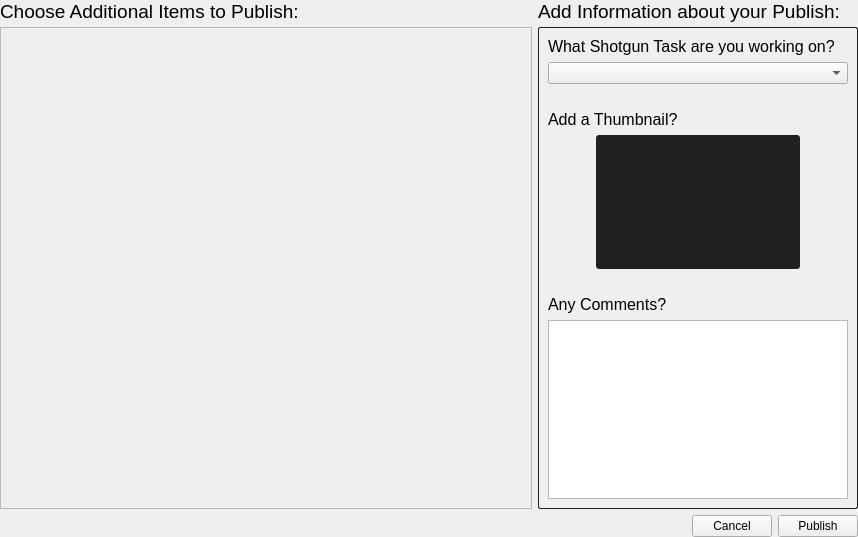
Old version of the form resources/publish_details_form.ui in the repository shotgunsoftware/tk-multi-publish.
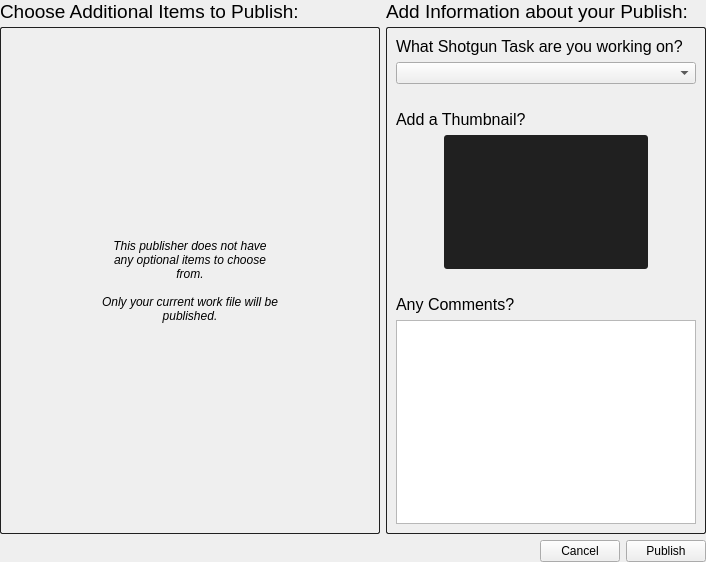
New version of the form. The open tabs and pages were chosen to show the change. Custom widgets are drawn as their Qt base class.

Diff of the .ui file:
```diff
--- a/resources/publish_details_form.ui
+++ b/resources/publish_details_form.ui
@@ -6,8 +6,8 @@
    <rect>
     <x>0</x>
     <y>0</y>
-    <width>858</width>
-    <height>537</height>
+    <width>706</width>
+    <height>562</height>
    </rect>
   </property>
   <property name="windowTitle">
@@ -20,7 +20,7 @@
    <item>
     <layout class="QHBoxLayout" name="horizontalLayout" stretch="1,0">
      <item>
-      <layout class="QVBoxLayout" name="verticalLayout_7" stretch="0,1">
+      <layout class="QVBoxLayout" name="verticalLayout_7" stretch="0,0">
        <property name="spacing">
         <number>4</number>
        </property>
@@ -37,27 +37,158 @@
         </widget>
        </item>
        <item>
-        <widget class="QScrollArea" name="task_scroll">
+        <widget class="QStackedWidget" name="publishes_stacked_widget">
          <property name="styleSheet">
-          <string notr="true">#items_scroll {
+          <string notr="true"/>
+         </property>
+         <property name="currentIndex">
+          <number>1</number>
+         </property>
+         <widget class="QWidget" name="publishes_page">
+          <layout class="QHBoxLayout" name="horizontalLayout_7">
+           <property name="spacing">
+            <number>0</number>
+           </property>
+           <property name="margin">
+            <number>0</number>
+           </property>
+           <item>
+            <widget class="QScrollArea" name="task_scroll">
+             <property name="styleSheet">
+              <string notr="true">#task_scroll {
 border-style: solid;
 border-width: 1px;
 border-radius: 2px;
 border-color: rgb(32,32,32);
 }</string>
-         </property>
-         <property name="widgetResizable">
-          <bool>true</bool>
-         </property>
-         <widget class="QWidget" name="contents">
-          <property name="geometry">
-           <rect>
-            <x>0</x>
-            <y>0</y>
-            <width>514</width>
-            <height>468</height>
-           </rect>
+             </property>
+             <property name="widgetResizable">
+              <bool>true</bool>
+             </property>
+             <widget class="QWidget" name="contents">
+              <property name="geometry">
+               <rect>
+                <x>0</x>
+                <y>0</y>
+                <width>241</width>
+                <height>426</height>
+               </rect>
+              </property>
+             </widget>
+            </widget>
+           </item>
+          </layout>
+         </widget>
+         <widget class="QWidget" name="no_publishes_page">
+          <property name="styleSheet">
+           <string notr="true"/>
           </property>
+          <layout class="QVBoxLayout" name="verticalLayout_2" stretch="0">
+           <property name="spacing">
+            <number>0</number>
+           </property>
+           <property name="margin">
+            <number>0</number>
+           </property>
+           <item>
+            <widget class="QFrame" name="no_publishes_frame">
+             <property name="styleSheet">
+              <string notr="true">#no_publishes_frame {
+border-style: solid;
+border-width: 1px;
+border-radius: 2px;
+border-color: rgb(32,32,32);
+}</string>
+             </property>
+             <property name="frameShape">
+              <enum>QFrame::StyledPanel</enum>
+             </property>
+             <property name="frameShadow">
+              <enum>QFrame::Raised</enum>
+             </property>
+             <layout class="QVBoxLayout" name="verticalLayout_3">
+              <property name="spacing">
+               <number>0</number>
+              </property>
+              <property name="margin">
+               <number>0</number>
+              </property>
+              <item>
+               <spacer name="verticalSpacer">
+                <property name="orientation">
+                 <enum>Qt::Vertical</enum>
+                </property>
+                <property name="sizeHint" stdset="0">
+                 <size>
+                  <width>0</width>
+                  <height>88</height>
+                 </size>
+                </property>
+               </spacer>
+              </item>
+              <item>
+               <layout class="QHBoxLayout" name="horizontalLayout_9" stretch="0,0,0">
+                <item>
+                 <spacer name="horizontalSpacer_6">
+                  <property name="orientation">
+                   <enum>Qt::Horizontal</enum>
+                  </property>
+                  <property name="sizeHint" stdset="0">
+                   <size>
+                    <width>0</width>
+                    <height>20</height>
+                   </size>
+                  </property>
+                 </spacer>
+                </item>
+                <item>
+                 <widget class="QLabel" name="label_3">
+                  <property name="text">
+                   <string>&lt;i&gt;This publisher does not have any optional items to choose from.&lt;br&gt;&lt;br&gt;Only your current work file will be published.&lt;/i&gt;</string>
+                  </property>
+                  <property name="alignment">
+                   <set>Qt::AlignCenter</set>
+                  </property>
+                  <property name="wordWrap">
+                   <bool>true</bool>
+                  </property>
+                 </widget>
+                </item>
+                <item>
+                 <spacer name="horizontalSpacer_7">
+                  <property name="orientation">
+                   <enum>Qt::Horizontal</enum>
+                  </property>
+                  <property name="sizeType">
+                   <enum>QSizePolicy::Expanding</enum>
+                  </property>
+                  <property name="sizeHint" stdset="0">
+                   <size>
+                    <width>0</width>
+                    <height>20</height>
+                   </size>
+                  </property>
+                 </spacer>
+                </item>
+               </layout>
+              </item>
+              <item>
+               <spacer name="verticalSpacer_2">
+                <property name="orientation">
+                 <enum>Qt::Vertical</enum>
+                </property>
+                <property name="sizeHint" stdset="0">
+                 <size>
+                  <width>0</width>
+                  <height>88</height>
+                 </size>
+                </property>
+               </spacer>
+              </item>
+             </layout>
+            </widget>
+           </item>
+          </layout>
          </widget>
         </widget>
        </item>
@@ -88,9 +219,6 @@
 border-width: 1px;
 border-radius: 2px;
 border-color: rgb(32,32,32);
-}
-QLabel {
-font-size: 12pt;
 }</string>
          </property>
          <property name="frameShape">
@@ -102,6 +230,11 @@
          <layout class="QVBoxLayout" name="verticalLayout_6" stretch="0,0,0,0,0,0,0,1">
           <item>
            <widget class="QLabel" name="label_6">
+            <property name="styleSheet">
+             <string notr="true">QLabel {
+font-size: 12pt;
+}</string>
+            </property>
             <property name="text">
              <string>What Shotgun Task are you working on?</string>
             </property>
@@ -165,6 +298,11 @@
           </item>
           <item>
            <widget class="QLabel" name="label_7">
+            <property name="styleSheet">
+             <string notr="true">QLabel {
+font-size: 12pt;
+}</string>
+            </property>
             <property name="text">
              <string>Add a Thumbnail?</string>
             </property>
@@ -182,7 +320,7 @@
               </property>
               <property name="sizeHint" stdset="0">
                <size>
-                <width>40</width>
+                <width>0</width>
                 <height>20</height>
                </size>
               </property>
@@ -236,7 +374,7 @@
               </property>
               <property name="sizeHint" stdset="0">
                <size>
-                <width>40</width>
+                <width>0</width>
                 <height>20</height>
                </size>
               </property>
@@ -262,6 +400,11 @@
           </item>
           <item>
            <widget class="QLabel" name="label_8">
+            <property name="styleSheet">
+             <string notr="true">QLabel {
+font-size: 12pt;
+}</string>
+            </property>
             <property name="text">
              <string>Any Comments?</string>
             </property>
```
Left out of the diff: 2 changed lines with no effect on the pictures.
